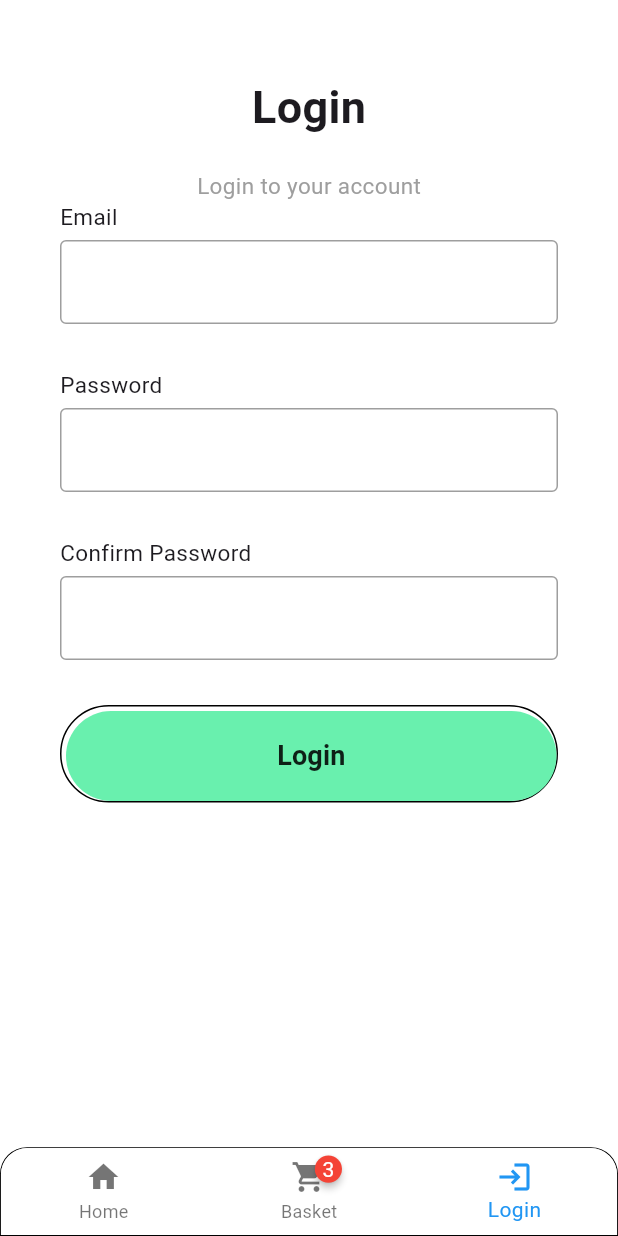
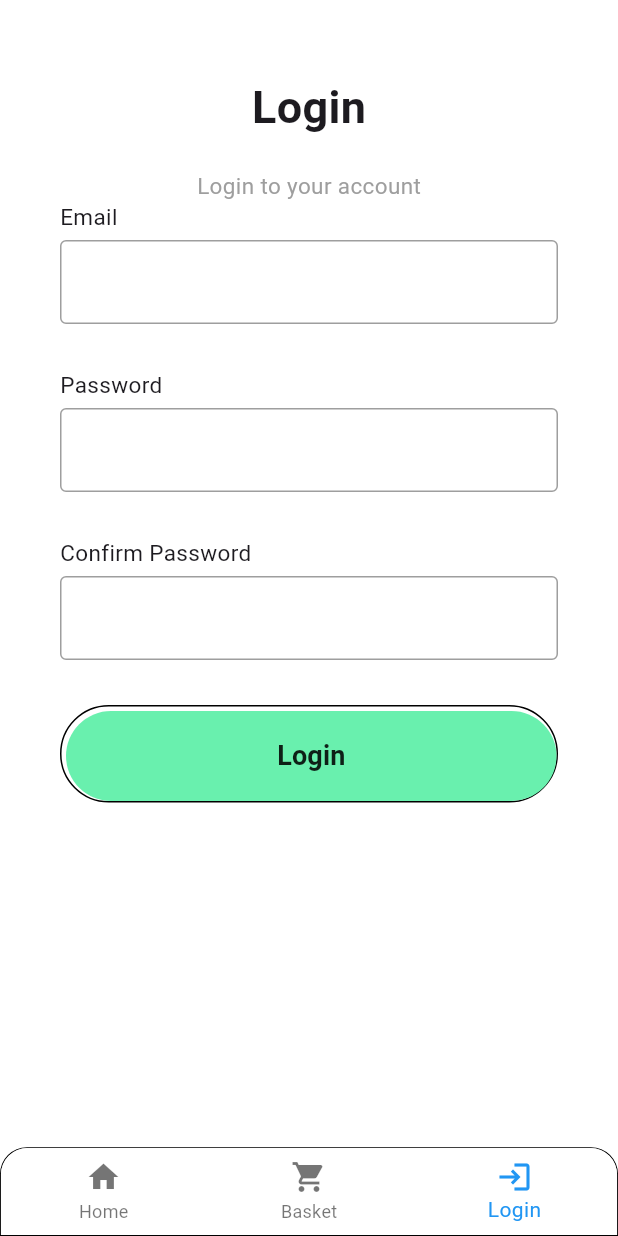
Before and after one commit to Saad-Amer-saeed/shopping-store-flutter, a Flutter app: the screen it shows after launch, item 3 of the bottom bar chosen, on a phone screen of 412 x 824 dp. Run offline on Flutter 3.47's test engine with Material 3 defaults, Android fonts, the phone set to English and light mode, and no system bars; drawn by our look-alikes of badges; missing offline and left inert: dart:ffi, item_count_number_button; network calls fail.

Commit message:
styiling 6

```diff
--- a/shoppingstore/lib/screen/basket_screen.dart
+++ b/shoppingstore/lib/screen/basket_screen.dart
@@ -36,7 +36,7 @@ class _BasketScreenState extends State<BasketScreen> {
                       context); // Pops the current screen off the stack
                 },
               )
-            : SizedBox(),
+            : const SizedBox(),
         actions: [
           IconButton(
             icon: const Icon(Icons.shopping_cart), // Change icon as needed
--- a/shoppingstore/lib/screen/nav_screen.dart
+++ b/shoppingstore/lib/screen/nav_screen.dart
@@ -1,3 +1,5 @@
+import 'dart:ffi';
+
 import 'package:flutter/material.dart';
 import 'package:shoppingstore/screen/basket_screen.dart';
 import 'package:shoppingstore/screen/merchents_screen.dart';
@@ -13,8 +15,7 @@ class TabNavigationScreen extends StatefulWidget {
 
 class _TabNavigationScreenState extends State<TabNavigationScreen> {
   int _selectedIndex = 0;
-  final int _basketItemCount = 3; // Mock basket item count
-
+  final int _basketItemCount = 0; // Mock basket item count
   // Customizable values
   double horizontalMargin = 0; // Horizontal margin
   double borderRadiusValue = 1; // Border radius for bottom navigation bar
@@ -64,7 +65,9 @@ class _TabNavigationScreenState extends State<TabNavigationScreen> {
                 label: 'Home',
               ),
               BottomNavigationBarItem(
-                icon: badges.Badge(
+                icon: _basketItemCount < 1
+                    ? const Icon(Icons.shopping_cart)
+                    : badges.Badge(
                         badgeContent: Text(
                           '$_basketItemCount',
                           style: const TextStyle(color: Colors.white),
--- a/shoppingstore/lib/widget/card_item_info.dart
+++ b/shoppingstore/lib/widget/card_item_info.dart
@@ -42,8 +42,7 @@ class CardItemInfo extends StatelessWidget {
                   Row(
                     children: [
                       Text(
-                        NumberFormat('#,##0').format(chosenstore.productPrice),
-                        // "${chosenstore.productPrice.toString()} IQD",
+                        "${NumberFormat('#,##0').format(chosenstore.productPrice)} IQD ",
                         style: TextStyle(
                           decoration: discountPercentage > 0
                               ? TextDecoration.lineThrough
```
Lines whose indentation alone changed are shown as unchanged.
